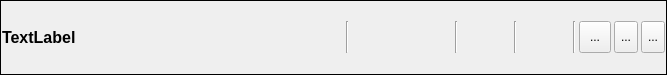
Above: ItemWidget.ui from FelixdelasPozas/curl-Downloader before the change. Below: the same form after it.
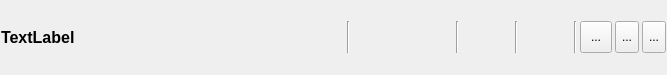
That is the form after the change. Icons and pictures are not drawn. Custom widgets are drawn as their Qt base class.

Commit message: Fixes: wrong cursor in ItemWidget. Wrong remove item widget before asking to delete file.

Diff of the .ui file:
```diff
--- a/ItemWidget.ui
+++ b/ItemWidget.ui
@@ -34,9 +34,6 @@
      <property name="styleSheet">
       <string notr="true">QFrame#frame { border-top: 0px; border-bottom: 1px solid grey; border-left: 1px solid grey; border-right: 1px solid grey; };</string>
      </property>
-     <property name="frameShape">
-      <enum>QFrame::Box</enum>
-     </property>
      <layout class="QVBoxLayout" name="verticalLayout_2">
       <property name="spacing">
        <number>3</number>
@@ -66,7 +63,6 @@
           <property name="font">
            <font>
             <pointsize>12</pointsize>
-            <weight>75</weight>
             <bold>true</bold>
            </font>
           </property>
@@ -92,7 +88,6 @@
           <property name="font">
            <font>
             <pointsize>10</pointsize>
-            <weight>75</weight>
             <bold>true</bold>
            </font>
           </property>
@@ -184,7 +179,6 @@
           <property name="font">
            <font>
             <pointsize>10</pointsize>
-            <weight>75</weight>
             <bold>true</bold>
            </font>
           </property>
```
Left out of the diff: 23 changed lines with no effect on the pictures. The commit also changes 6 other files.
